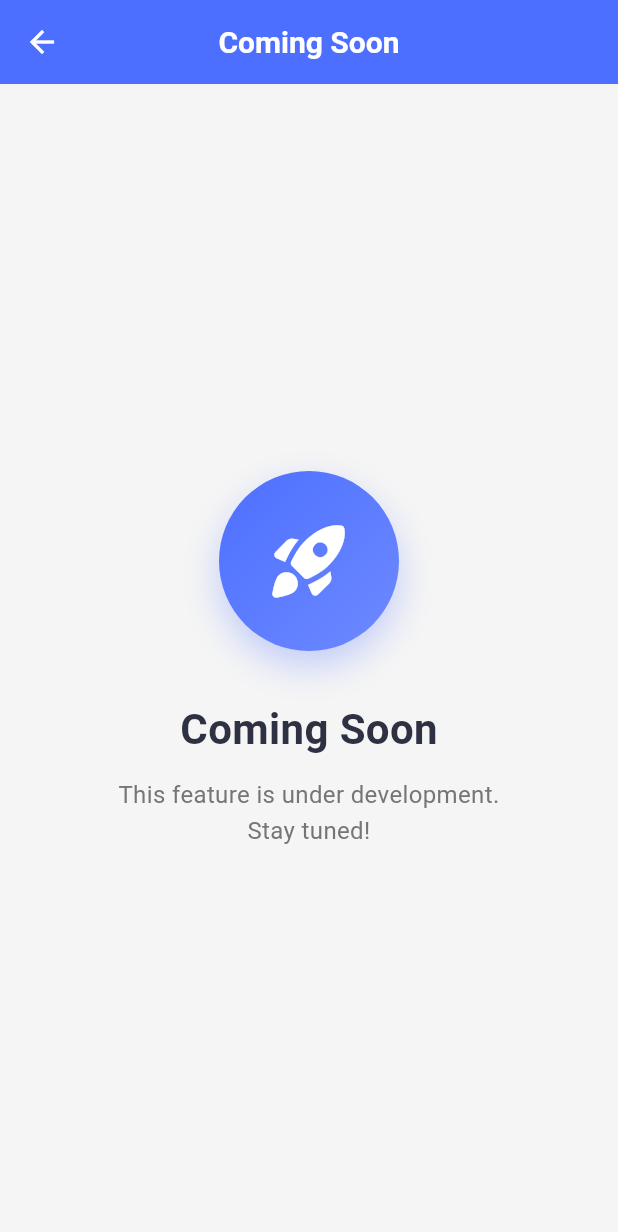
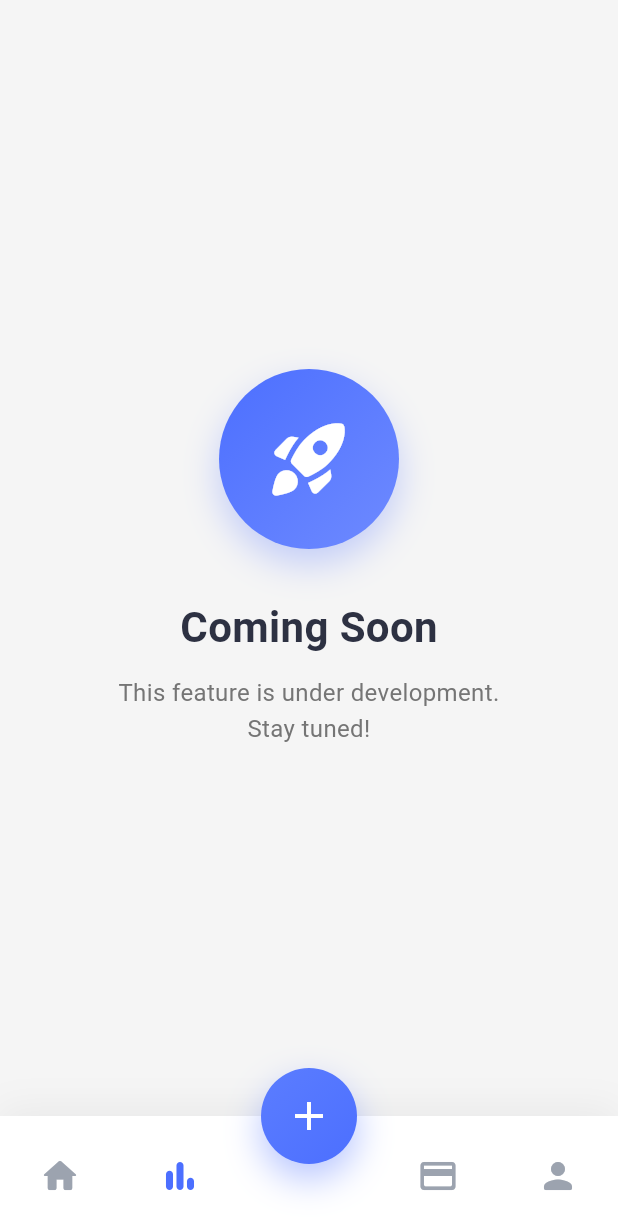
Before and after one commit to khaledebied/inovola-task, a Flutter app: the DashboardScreen screen opened directly, after a tap on the "bar chart" icon, on a phone screen of 412 x 824 dp. Shown: the top 1232 px of the screen. Run offline on Flutter 3.47's test engine with Material 3 defaults, Android fonts, the phone set to English and light mode, and no system bars; our stand-ins replace adaptive_theme, auto_route, bloc, cached_network_image, dartz, device_info_plus and 30 more; missing offline and left inert: flutter_rounded_date_picker, simple_connection_checker, tf_dio_cache; accounts and stored records are empty; network calls fail.

Commit message:
Refactor DashboardScreen to implement tabbed navigation, replacing the 'Coming Soon' page with dynamic tabs for Home, Stats, Cards, and Profile. Enhance the bottom navigation bar to reflect the current tab index, improving user experience and navigation clarity.

```diff
--- a/lib/features/expense_tracker/presentaion/pages/dashboard/dashboard_screen.dart
+++ b/lib/features/expense_tracker/presentaion/pages/dashboard/dashboard_screen.dart
@@ -3,7 +3,6 @@ import 'package:expense_tracker/features/expense_tracker/domain/entity/expense_f
 import 'package:expense_tracker/features/expense_tracker/presentaion/manager/dashboard_cubit/dashboard_expense_cubit.dart';
 import 'package:expense_tracker/features/expense_tracker/presentaion/manager/expense_filter_cubit/expense_filter_cubit.dart';
 import 'package:expense_tracker/features/expense_tracker/presentaion/pages/add_expense/add_expense.dart';
-import 'package:expense_tracker/features/expense_tracker/presentaion/pages/dashboard/widgets/coming_soon_page.dart';
 import 'package:expense_tracker/features/expense_tracker/presentaion/pages/dashboard/widgets/dashboard_bottom_navigation.dart';
 import 'package:expense_tracker/features/expense_tracker/presentaion/pages/dashboard/widgets/dashboard_empty_state.dart';
 import 'package:expense_tracker/features/expense_tracker/presentaion/pages/dashboard/widgets/dashboard_expense_item.dart';
@@ -26,6 +25,7 @@ class _DashboardScreenState extends State<DashboardScreen> {
   late DashboardExpenseCubit _dashboardCubit;
   late ExpenseFilterCubit _filterCubit;
   final ScrollController _scrollController = ScrollController();
+  int _currentTabIndex = 0;
 
   @override
   void initState() {
@@ -50,6 +50,12 @@ class _DashboardScreenState extends State<DashboardScreen> {
     }
   }
 
+  void _onTabChanged(int index) {
+    setState(() {
+      _currentTabIndex = index;
+    });
+  }
+
   @override
   Widget build(BuildContext context) {
     return MultiBlocProvider(
@@ -64,7 +70,55 @@ class _DashboardScreenState extends State<DashboardScreen> {
         ),
         child: Scaffold(
           backgroundColor: const Color(0xFFF5F5F5),
-          body: RefreshIndicator(
+          body: IndexedStack(
+            index: _currentTabIndex,
+            children: [
+              // Tab 0: Home
+              _buildHomeTab(),
+              // Tab 1: Stats
+              _buildComingSoonTab(),
+              // Tab 2: Cards
+              _buildComingSoonTab(),
+              // Tab 3: Profile
+              _buildComingSoonTab(),
+            ],
+          ),
+          bottomNavigationBar: DashboardBottomNavigation(
+            currentIndex: _currentTabIndex,
+            onHomeTap: () => _onTabChanged(0),
+            onStatsTap: () => _onTabChanged(1),
+            onCardsTap: () => _onTabChanged(2),
+            onProfileTap: () => _onTabChanged(3),
+          ),
+          floatingActionButton: DashboardFab(
+            onPressed: () => _navigateToAddExpense(context),
+          ),
+          floatingActionButtonLocation:
+              FloatingActionButtonLocation.centerDocked,
+        ),
+      ),
+    );
+  }
+
+  void _showFilterBottomSheet(BuildContext context) {
+    showModalBottomSheet(
+      context: context,
+      isScrollControlled: true,
+      backgroundColor: Colors.transparent,
+      builder: (_) => BlocProvider.value(
+        value: _filterCubit,
+        child: FilterBottomSheet(
+          onApply: (filter) {
+            _dashboardCubit.loadInitialData(filter: filter);
+            Navigator.of(context).pop();
+          },
+        ),
+      ),
+    );
+  }
+
+  Widget _buildHomeTab() {
+    return RefreshIndicator(
       onRefresh: () async => _dashboardCubit.refreshData(),
       child: BlocBuilder<DashboardExpenseCubit,
           GenericState<DashboardExpenseData>>(
@@ -116,36 +170,61 @@ class _DashboardScreenState extends State<DashboardScreen> {
           );
         },
       ),
-          ),
-          bottomNavigationBar: DashboardBottomNavigation(
-            onHomeTap: null, // Already on home screen
-            onStatsTap: () => _navigateToComingSoon(context),
-            onCardsTap: () => _navigateToComingSoon(context),
-            onProfileTap: () => _navigateToComingSoon(context),
-          ),
-          floatingActionButton: DashboardFab(
-            onPressed: () => _navigateToAddExpense(context),
-          ),
-          floatingActionButtonLocation:
-              FloatingActionButtonLocation.centerDocked,
-        ),
-      ),
     );
   }
 
-  void _showFilterBottomSheet(BuildContext context) {
-    showModalBottomSheet(
-      context: context,
-      isScrollControlled: true,
-      backgroundColor: Colors.transparent,
-      builder: (_) => BlocProvider.value(
-        value: _filterCubit,
-        child: FilterBottomSheet(
-          onApply: (filter) {
-            _dashboardCubit.loadInitialData(filter: filter);
-            Navigator.of(context).pop();
-          },
+  Widget _buildComingSoonTab() {
+    return Center(
+      child: Column(
+        mainAxisAlignment: MainAxisAlignment.center,
+        children: [
+          Container(
+            width: 120,
+            height: 120,
+            decoration: BoxDecoration(
+              shape: BoxShape.circle,
+              gradient: const LinearGradient(
+                colors: [Color(0xFF4C6FFF), Color(0xFF6E8AFF)],
+                begin: Alignment.topLeft,
+                end: Alignment.bottomRight,
               ),
+              boxShadow: [
+                BoxShadow(
+                  color: const Color(0xFF4C6FFF).withOpacity(0.3),
+                  blurRadius: 20,
+                  offset: const Offset(0, 10),
+                ),
+              ],
+            ),
+            child: const Icon(
+              Icons.rocket_launch_rounded,
+              size: 60,
+              color: Colors.white,
+            ),
+          ),
+          const SizedBox(height: 32),
+          const Text(
+            'Coming Soon',
+            style: TextStyle(
+              fontSize: 28,
+              fontWeight: FontWeight.bold,
+              color: Color(0xFF2D3142),
+            ),
+          ),
+          const SizedBox(height: 12),
+          Padding(
+            padding: const EdgeInsets.symmetric(horizontal: 40),
+            child: Text(
+              'This feature is under development.\nStay tuned!',
+              textAlign: TextAlign.center,
+              style: TextStyle(
+                fontSize: 16,
+                color: Colors.grey[600],
+                height: 1.5,
+              ),
+            ),
+          ),
+        ],
       ),
     );
   }
@@ -159,12 +238,4 @@ class _DashboardScreenState extends State<DashboardScreen> {
       _dashboardCubit.addNewExpense(result);
     }
   }
-
-  void _navigateToComingSoon(BuildContext context) {
-    Navigator.of(context).push(
-      MaterialPageRoute(
-        builder: (_) => const ComingSoonPage(),
-      ),
-    );
 }
-}
--- a/lib/features/expense_tracker/presentaion/pages/dashboard/widgets/coming_soon_page.dart
+++ /dev/null
@@ -1,80 +0,0 @@
-import 'package:flutter/material.dart';
-
-class ComingSoonPage extends StatelessWidget {
-  const ComingSoonPage({Key? key}) : super(key: key);
-
-  @override
-  Widget build(BuildContext context) {
-    return Scaffold(
-      backgroundColor: const Color(0xFFF5F5F5),
-      appBar: AppBar(
-        backgroundColor: const Color(0xFF4C6FFF),
-        elevation: 0,
-        leading: IconButton(
-          icon: const Icon(Icons.arrow_back, color: Colors.white),
-          onPressed: () => Navigator.of(context).pop(),
-        ),
-        title: const Text(
-          'Coming Soon',
-          style: TextStyle(
-            color: Colors.white,
-            fontWeight: FontWeight.w600,
-          ),
-        ),
-      ),
-      body: Center(
-        child: Column(
-          mainAxisAlignment: MainAxisAlignment.center,
-          children: [
-            Container(
-              width: 120,
-              height: 120,
-              decoration: BoxDecoration(
-                shape: BoxShape.circle,
-                gradient: const LinearGradient(
-                  colors: [Color(0xFF4C6FFF), Color(0xFF6E8AFF)],
-                  begin: Alignment.topLeft,
-                  end: Alignment.bottomRight,
-                ),
-                boxShadow: [
-                  BoxShadow(
-                    color: const Color(0xFF4C6FFF).withOpacity(0.3),
-                    blurRadius: 20,
-                    offset: const Offset(0, 10),
-                  ),
-                ],
-              ),
-              child: const Icon(
-                Icons.rocket_launch_rounded,
-                size: 60,
-                color: Colors.white,
-              ),
-            ),
-            const SizedBox(height: 32),
-            const Text(
-              'Coming Soon',
-              style: TextStyle(
-                fontSize: 28,
-                fontWeight: FontWeight.bold,
-                color: Color(0xFF2D3142),
-              ),
-            ),
-            const SizedBox(height: 12),
-            Padding(
-              padding: const EdgeInsets.symmetric(horizontal: 40),
-              child: Text(
-                'This feature is under development.\nStay tuned!',
-                textAlign: TextAlign.center,
-                style: TextStyle(
-                  fontSize: 16,
-                  color: Colors.grey[600],
-                  height: 1.5,
-                ),
-              ),
-            ),
-          ],
-        ),
-      ),
-    );
-  }
-}
--- a/lib/features/expense_tracker/presentaion/pages/dashboard/widgets/dashboard_bottom_navigation.dart
+++ b/lib/features/expense_tracker/presentaion/pages/dashboard/widgets/dashboard_bottom_navigation.dart
@@ -1,6 +1,7 @@
 import 'package:flutter/material.dart';
 
 class DashboardBottomNavigation extends StatelessWidget {
+  final int currentIndex;
   final VoidCallback? onHomeTap;
   final VoidCallback? onStatsTap;
   final VoidCallback? onCardsTap;
@@ -8,6 +9,7 @@ class DashboardBottomNavigation extends StatelessWidget {
 
   const DashboardBottomNavigation({
     Key? key,
+    this.currentIndex = 0,
     this.onHomeTap,
     this.onStatsTap,
     this.onCardsTap,
@@ -31,11 +33,11 @@ class DashboardBottomNavigation extends StatelessWidget {
       child: Row(
         mainAxisAlignment: MainAxisAlignment.spaceAround,
         children: [
-          _buildNavItem(Icons.home_rounded, true, onHomeTap),
-          _buildNavItem(Icons.bar_chart_rounded, false, onStatsTap),
+          _buildNavItem(Icons.home_rounded, currentIndex == 0, onHomeTap),
+          _buildNavItem(Icons.bar_chart_rounded, currentIndex == 1, onStatsTap),
           const SizedBox(width: 64), // Space for FAB
-          _buildNavItem(Icons.credit_card_rounded, false, onCardsTap),
-          _buildNavItem(Icons.person_rounded, false, onProfileTap),
+          _buildNavItem(Icons.credit_card_rounded, currentIndex == 2, onCardsTap),
+          _buildNavItem(Icons.person_rounded, currentIndex == 3, onProfileTap),
         ],
       ),
     );
```
Lines whose indentation alone changed are shown as unchanged.
